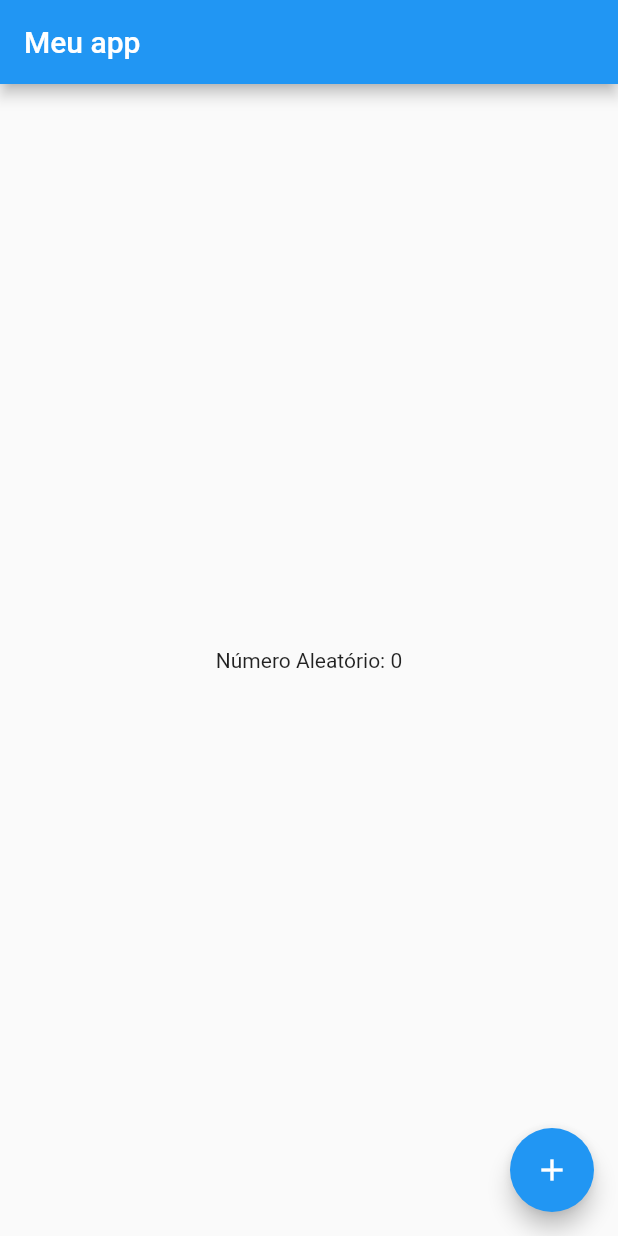
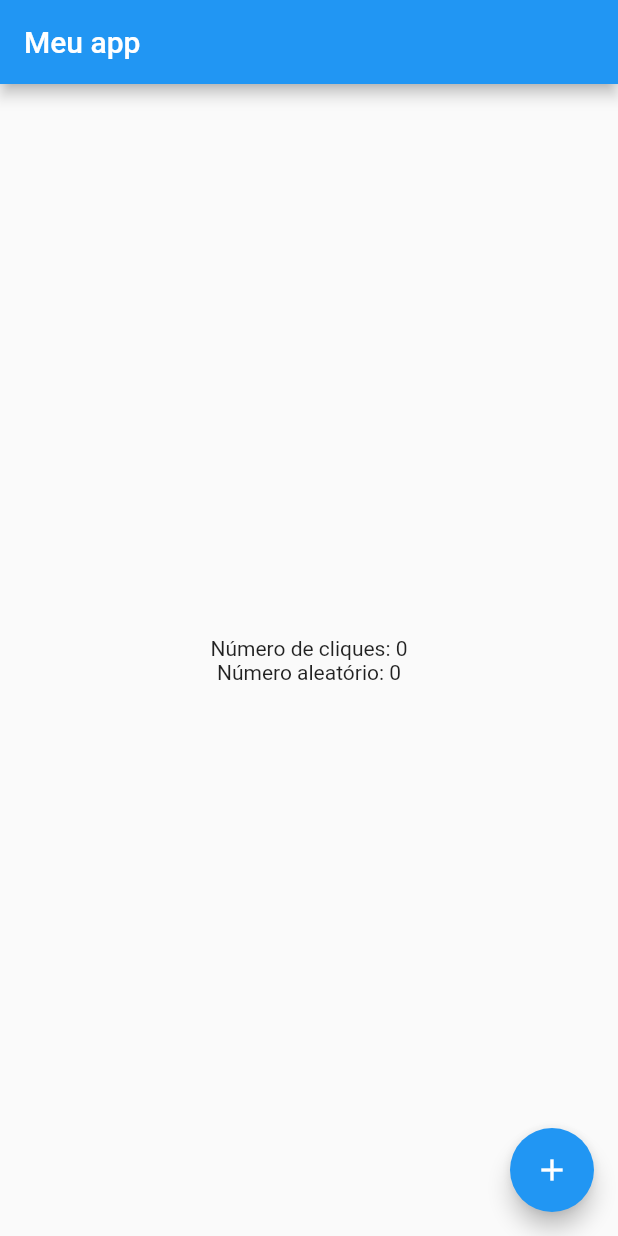
Before and after one commit to MauroAlbrecht/trilha-app-flutter-dio, a Flutter app: the screen it shows after launch, on a phone screen of 412 x 824 dp. Run offline on Flutter 3.47's test engine with Material 2 defaults, Android fonts, the phone set to English and light mode, and no system bars; our stand-ins replace google_fonts.

```diff
--- a/lib/pages/home_page.dart
+++ b/lib/pages/home_page.dart
@@ -9,7 +9,7 @@ class HomePage extends StatefulWidget {
 
 class _HomePageState extends State<HomePage> {
   var numeroAleatorio = 0;
-
+  var numeroCliques = 0;
   @override
   Widget build(BuildContext context) {
     return Scaffold(
@@ -17,12 +17,19 @@ class _HomePageState extends State<HomePage> {
         title: const Text('Meu app'),
       ),
       body: Center(
-        child: Text('Número Aleatório: $numeroAleatorio'),
+        child: Column(
+          mainAxisAlignment: MainAxisAlignment.center,
+          children: [
+            Text('Número de cliques: $numeroCliques'),
+            Text('Número aleatório: $numeroAleatorio'),
+          ],
+        ),
       ),
       floatingActionButton: FloatingActionButton(
           child: const Icon(Icons.add),
           onPressed: () {
             setState(() {
+              numeroCliques++;
               numeroAleatorio = GeradorNumeroAleatorio.geradorNumeroAleatorio();
             });
           }),
--- a/lib/pages/my_app.dart
+++ b/lib/pages/my_app.dart
@@ -1,5 +1,6 @@
 import 'package:flutter/cupertino.dart';
 import 'package:flutter/material.dart';
+import 'package:google_fonts/google_fonts.dart';
 
 import 'home_page.dart';
 
@@ -9,6 +10,9 @@ class MyApp extends StatelessWidget {
   @override
   Widget build(BuildContext context) {
     return MaterialApp(
+      theme: ThemeData(
+        textTheme: GoogleFonts.aBeeZeeTextTheme()
+      ),
       home: HomePage(),
       debugShowCheckedModeBanner: false,
     );
```
Also changed, not shown: 1 other file.
